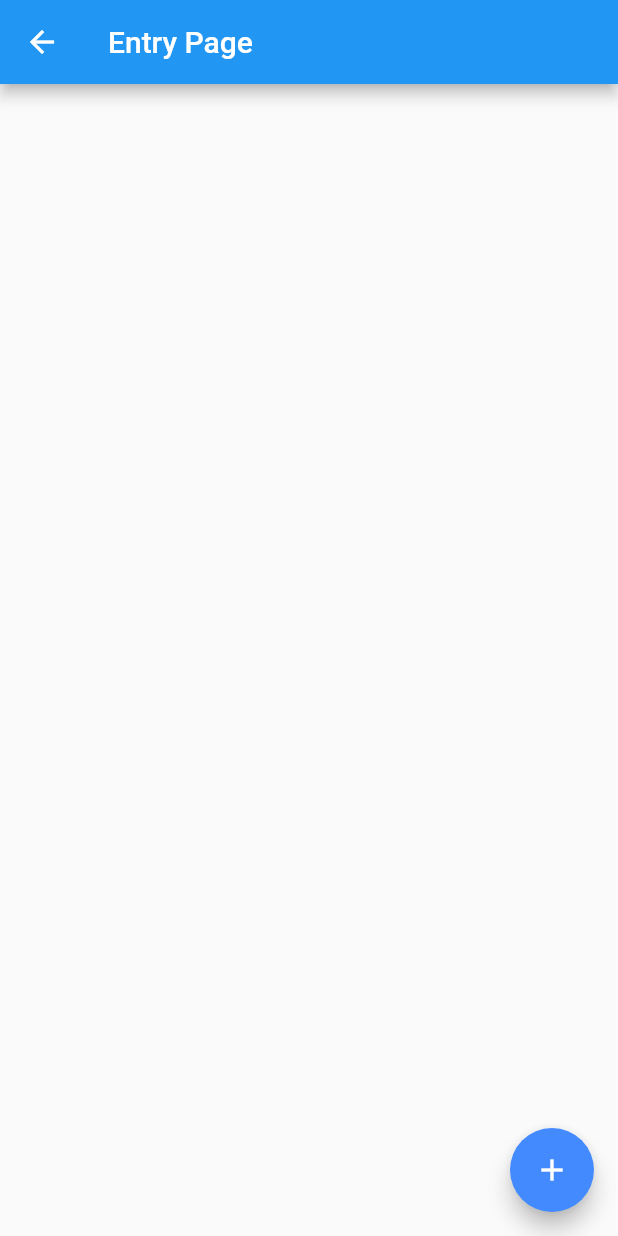
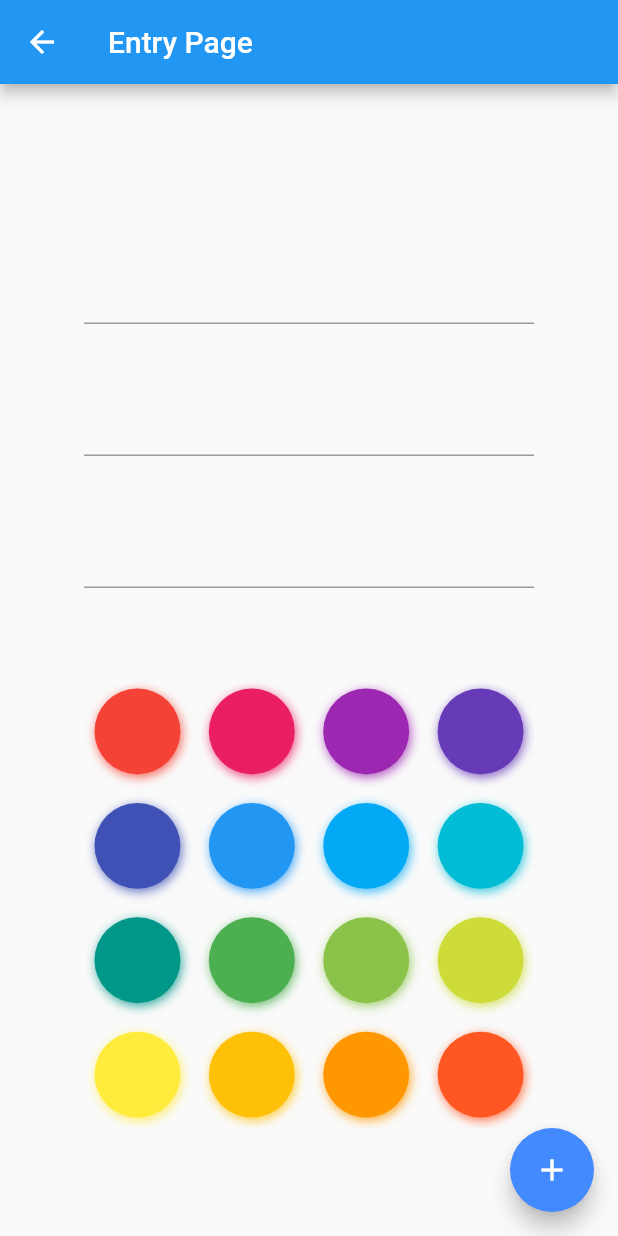
Before and after one commit to XanderAdams/just_a_journal_flutter, a Flutter app: the NewEntry screen opened by its route, after a tap on the "add" icon, on a phone screen of 412 x 824 dp. Run offline on Flutter 3.47's test engine with Material 2 defaults, Android fonts, the phone set to English and light mode, and no system bars; drawn by our look-alikes of flutter_colorpicker.

Commit message:
add entries
i hate scrappy doo i love shrimp

```diff
--- a/lib/main.dart
+++ b/lib/main.dart
@@ -1,5 +1,5 @@
 import 'package:flutter/material.dart';
-
+import 'package:flutter_colorpicker/flutter_colorpicker.dart';
 
 
 class Entry {
@@ -110,6 +110,19 @@ class NewEntry extends StatefulWidget {
 
 
 class _NewEntryState extends State<NewEntry> {
+  late TextEditingController titleText;
+  late TextEditingController contentsText;
+  late TextEditingController tagText;
+  Color currentColor = Colors.deepPurpleAccent;
+
+  @override
+  void initState() {
+    super.initState();
+    titleText = TextEditingController(text: '');
+    contentsText = TextEditingController(text: '');
+    tagText = TextEditingController(text: '');
+  }
+
   @override
   Widget build(BuildContext context){
     return Scaffold(
@@ -120,13 +133,80 @@ class _NewEntryState extends State<NewEntry> {
         child: SingleChildScrollView(
           child: Column(
             mainAxisAlignment: MainAxisAlignment.spaceEvenly,
+            children: [
+              const Padding(padding: EdgeInsets.all(20)),
+              SizedBox(
+                width: 300, //double.infinity
+                child: TextField(
+                    keyboardType: TextInputType.number,
+                    controller: titleText,
+                    onChanged:(String? value) {
+                      if (value != null) {
+                        /*setState(() {
+                        updateOutput();
+                      });*/
+                      }
+                    }
+                ),
+              ),
+              const Padding(padding: EdgeInsets.all(20)),
+              SizedBox(
+                width: 300, //double.infinity
+                child: TextField(
+                    keyboardType: TextInputType.number,
+                    controller: contentsText,
+                    onChanged:(String? value) {
+                      if (value != null) {
+                        /*setState(() {
+                        updateOutput();
+                      });*/
+                      }
+                    }
+                ),
+              ),
+              const Padding(padding: EdgeInsets.all(20)),
+              SizedBox(
+                width: 300, //double.infinity
+                child: TextField(
+                    keyboardType: TextInputType.number,
+                    controller: tagText,
+                    onChanged:(String? value) {
+                      if (value != null) {
+                        /*setState(() {
+                        updateOutput();
+                      });*/
+                      }
+                    }
+                ),
+              ),
+              const Padding(padding: EdgeInsets.all(30)),
+              Container(
+                width: 300,
+                height: 300,
+                child: Expanded(
+                  child: BlockPicker(
+                    pickerColor: currentColor,
+                      onColorChanged: (color){
+                      setState(() {
+                        currentColor = color;
+                      });
+                      },
+                  ),
+                ),
+              )
+            ],
 
           ),
         ),
       ),
       floatingActionButton: FloatingActionButton(
           onPressed: () => setState(() {
-            //entries.add(Entry(title, contents, color, tags));
+            if (titleText.text == '') {return;}
+            if (contentsText.text == '') {return;}
+            if (tagText.text == '') {return;}
+            entries.add(Entry(titleText.text, contentsText.text, currentColor, tagText.text));
+
+            Navigator.push(context, new MaterialPageRoute(builder: (context) => new JournalPage()));
           }),
           backgroundColor: Colors.blueAccent,
           child: const Icon(Icons.add)
--- a/pubspec.yaml
+++ b/pubspec.yaml
@@ -36,6 +36,7 @@ dependencies:
   # Use with the CupertinoIcons class for iOS style icons.
   cupertino_icons: ^1.0.2
   provider: ^6.0.2
+  flutter_colorpicker: ^1.0.3
 
 dev_dependencies:
   flutter_test:
```
Also changed, not shown: pubspec.lock.
